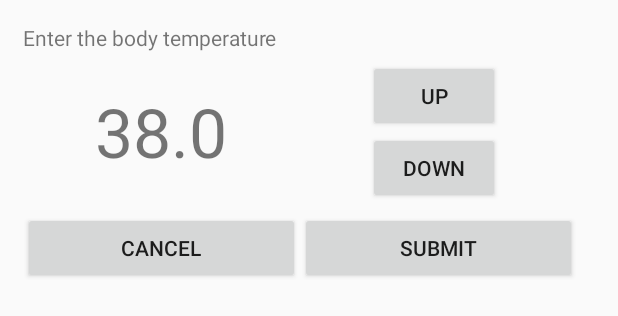
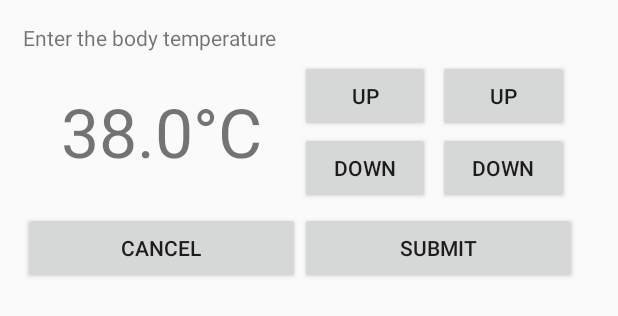
Before and after one commit to bauej1/epatientenprotokoll, an Android app: the layout dialog_temperature.xml on its own in the app's theme, with its tools: preview values and no code run, on a phone screen of 412 x 824 dp. Shown: the top 316 px of the screen. Run offline under Robolectric (Android 15) with nearby library versions, the phone set to English and light mode, and no system bars.

Commit message:
temperature dialog: comma values

```diff
--- a/app/src/main/res/layout/dialog_temperature.xml
+++ b/app/src/main/res/layout/dialog_temperature.xml
@@ -38,7 +38,7 @@
                 android:id="@+id/tPoint"
                 android:layout_width="wrap_content"
                 android:layout_height="wrap_content"
-                android:text="."
+                android:text="@string/point"
                 android:textAlignment="center"
                 android:textSize="45sp" />
 
@@ -49,6 +49,41 @@
                 android:text="0"
                 android:textAlignment="center"
                 android:textSize="45sp" />
+
+            <TextView
+                android:id="@+id/tCelcius"
+                android:layout_width="wrap_content"
+                android:layout_height="wrap_content"
+                android:text="@string/celcius"
+                android:textAlignment="center"
+                android:textSize="45sp" />
+        </LinearLayout>
+
+        <LinearLayout
+            android:layout_width="0dp"
+            android:layout_height="match_parent"
+            android:layout_weight="50"
+            android:orientation="horizontal">
+
+            <LinearLayout
+                android:layout_width="0dp"
+                android:layout_height="match_parent"
+                android:layout_weight="50"
+                android:gravity="center_horizontal"
+                android:orientation="vertical"
+                android:paddingRight="5dp">
+
+                <Button
+                    android:id="@+id/bIntUp"
+                    android:layout_width="wrap_content"
+                    android:layout_height="wrap_content"
+                    android:text="UP" />
+
+                <Button
+                    android:id="@+id/bIntDown"
+                    android:layout_width="wrap_content"
+                    android:layout_height="wrap_content"
+                    android:text="DOWN" />
             </LinearLayout>
 
             <LinearLayout
@@ -60,17 +95,19 @@
                 android:paddingRight="5dp">
 
                 <Button
-                android:id="@+id/bUp"
+                    android:id="@+id/bPointUp"
                     android:layout_width="wrap_content"
                     android:layout_height="wrap_content"
                     android:text="UP" />
 
                 <Button
-                android:id="@+id/bDown"
+                    android:id="@+id/bPointDown"
                     android:layout_width="wrap_content"
                     android:layout_height="wrap_content"
                     android:text="DOWN" />
             </LinearLayout>
+        </LinearLayout>
+
     </LinearLayout>
 
     <LinearLayout
--- a/app/src/main/res/values/strings.xml
+++ b/app/src/main/res/values/strings.xml
@@ -171,4 +171,6 @@
     <string name="ekg">EKG I, II, III, 12er, Pads</string>
     <string name="venous_canule">Venenkanüle</string>
     <string name="nacl">NaCl 0.9% ml</string>
-</resources>
+    <string name="point">.</string>
+    <string name="celcius">°C</string>
+    </resources>
```
Also changed, not shown: app/src/main/java/com/epatientenprotokoll/epatientenprotokoll/dialogs/TemperatureDialog.java (+48 -7 lines). Lines whose indentation alone changed are shown as unchanged.
